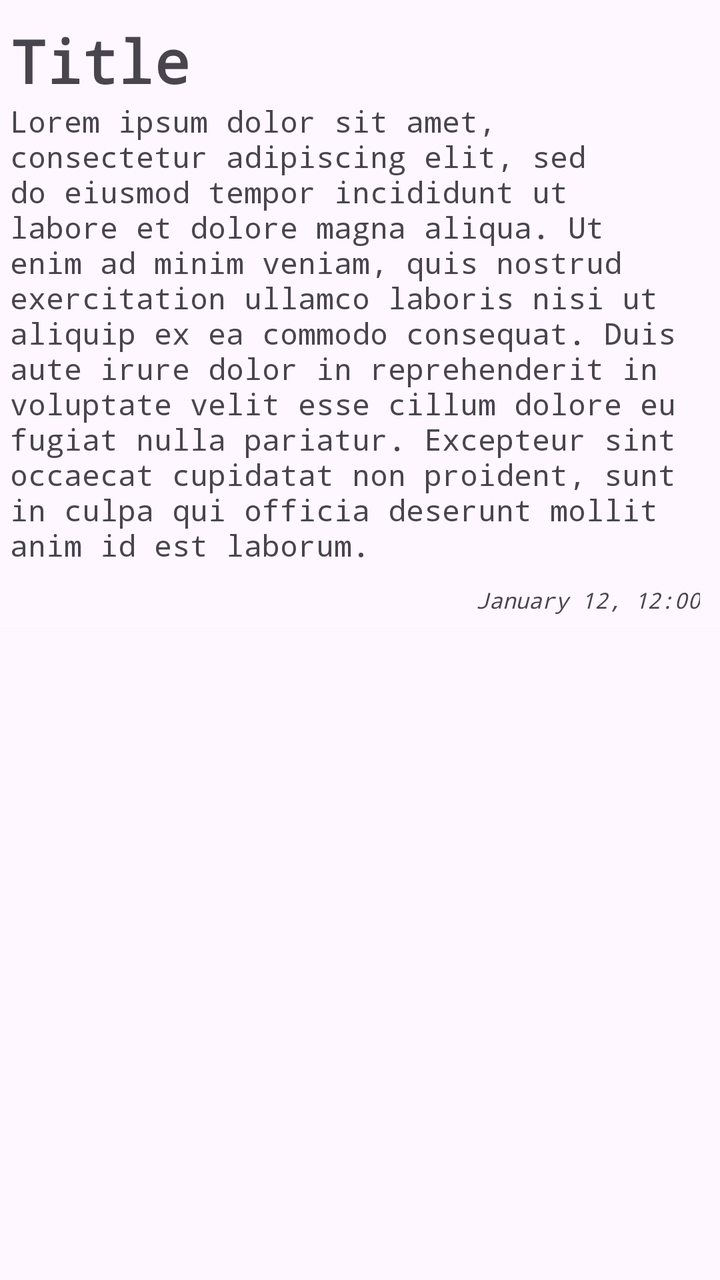
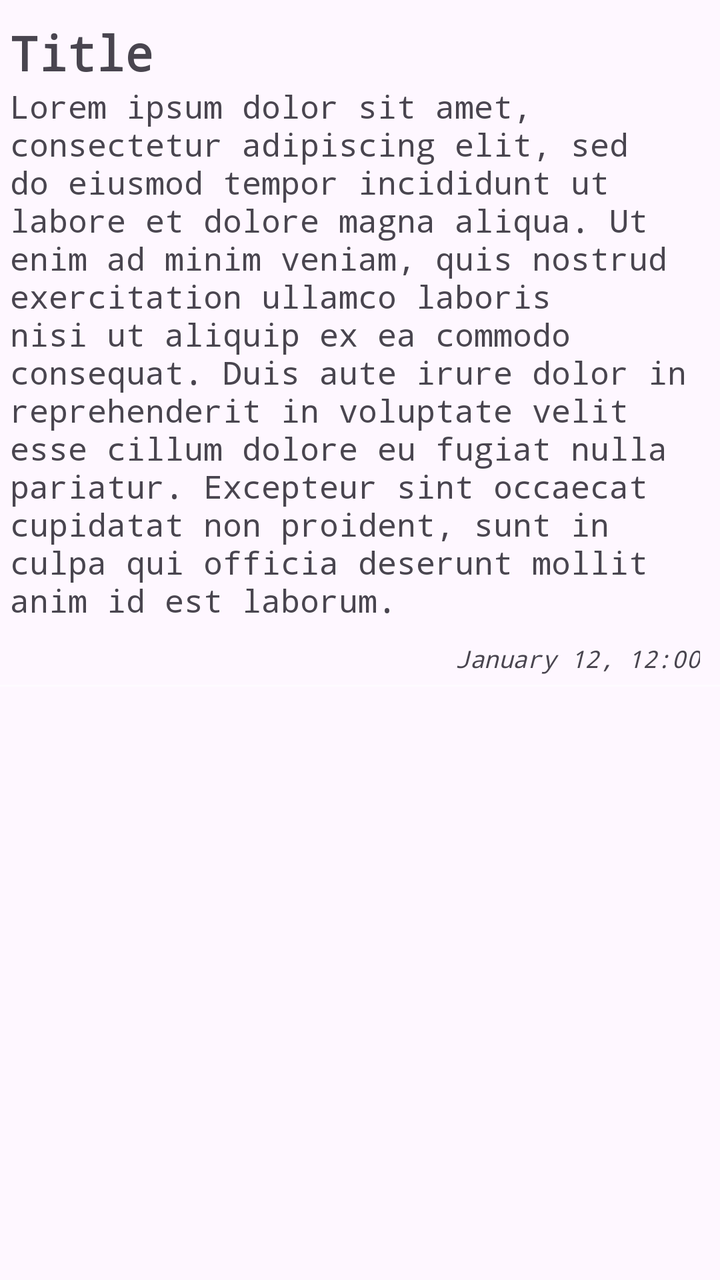

Before-and-after screenshots of an Android layout around one commit, followed by the original layout XML and the change that was made.
<!-- AndroidManifest.xml: application theme Theme.AuroraTuner -->
<!-- res/layout/news_item.xml -->
<?xml version="1.0" encoding="utf-8"?>
<com.google.android.material.card.MaterialCardView xmlns:android="http://schemas.android.com/apk/res/android"
    android:layout_width="match_parent"
    android:layout_height="wrap_content"
    app:strokeWidth="0dp"
    app:cardCornerRadius="0dp"
    xmlns:app="http://schemas.android.com/apk/res-auto">

    <LinearLayout
        android:layout_width="match_parent"
        android:layout_height="match_parent"
        android:orientation="vertical">

        <TextView
            android:id="@+id/news_title_text_view"
            android:layout_marginTop="10dp"
            android:layout_marginStart="5dp"
            android:layout_marginEnd="5dp"
            android:layout_width="wrap_content"
            android:layout_height="wrap_content"
            android:fontFamily="monospace"
            android:text="Title"
            android:textSize="30sp"
            android:textStyle="bold"/>

        <TextView
            android:id="@+id/news_article_text_view"
            android:layout_marginStart="5dp"
            android:layout_marginEnd="5dp"
            android:layout_width="wrap_content"
            android:layout_height="wrap_content"
            android:fontFamily="monospace"
            android:text="Lorem ipsum dolor sit amet, consectetur adipiscing elit, sed do eiusmod tempor incididunt ut labore et dolore magna aliqua. Ut enim ad minim veniam, quis nostrud exercitation ullamco laboris nisi ut aliquip ex ea commodo consequat. Duis aute irure dolor in reprehenderit in voluptate velit esse cillum dolore eu fugiat nulla pariatur. Excepteur sint occaecat cupidatat non proident, sunt in culpa qui officia deserunt mollit anim id est laborum."
            android:textSize="15sp" />

        <TextView
            android:id="@+id/news_date_text_view"
            android:layout_width="match_parent"
            android:layout_height="wrap_content"
            android:layout_marginTop="10dp"
            android:layout_marginBottom="5dp"
            android:layout_marginEnd="10dp"
            android:fontFamily="monospace"
            android:text="January 12, 12:00"
            android:textSize="11sp"
            android:textStyle="italic"
            android:textAlignment="viewEnd" />

        <View
            android:layout_width="match_parent"
            android:layout_height="1dp"
            android:background="#80FFFFFF" />
    </LinearLayout>

</com.google.android.material.card.MaterialCardView>
<!-- resources referenced by this layout -->
<resources>
  <style name="Theme.AuroraTuner" parent="Base.Theme.AuroraTuner" />
  <style name="Base.Theme.AuroraTuner" parent="Theme.Material3.DayNight.NoActionBar">
          
          
          <item name="android:navigationBarColor">@color/white</item>
          <item name="colorPrimaryDark">@color/white</item>
      </style>
  <color name="white">#FFFFFFFF</color>
</resources>

<!-- the commit's change to res/layout/news_item.xml (unified diff, before → after) -->
@@ -20,7 +20,7 @@
             android:layout_height="wrap_content"
             android:fontFamily="monospace"
             android:text="Title"
-            android:textSize="30sp"
+            android:textSize="24sp"
             android:textStyle="bold"/>
 
         <TextView
@@ -31,7 +31,7 @@
             android:layout_height="wrap_content"
             android:fontFamily="monospace"
             android:text="Lorem ipsum dolor sit amet, consectetur adipiscing elit, sed do eiusmod tempor incididunt ut labore et dolore magna aliqua. Ut enim ad minim veniam, quis nostrud exercitation ullamco laboris nisi ut aliquip ex ea commodo consequat. Duis aute irure dolor in reprehenderit in voluptate velit esse cillum dolore eu fugiat nulla pariatur. Excepteur sint occaecat cupidatat non proident, sunt in culpa qui officia deserunt mollit anim id est laborum."
-            android:textSize="15sp" />
+            android:textSize="16sp" />
 
         <TextView
             android:id="@+id/news_date_text_view"
@@ -42,7 +42,7 @@
             android:layout_marginEnd="10dp"
             android:fontFamily="monospace"
             android:text="January 12, 12:00"
-            android:textSize="11sp"
+            android:textSize="12sp"
             android:textStyle="italic"
             android:textAlignment="viewEnd" />
 
